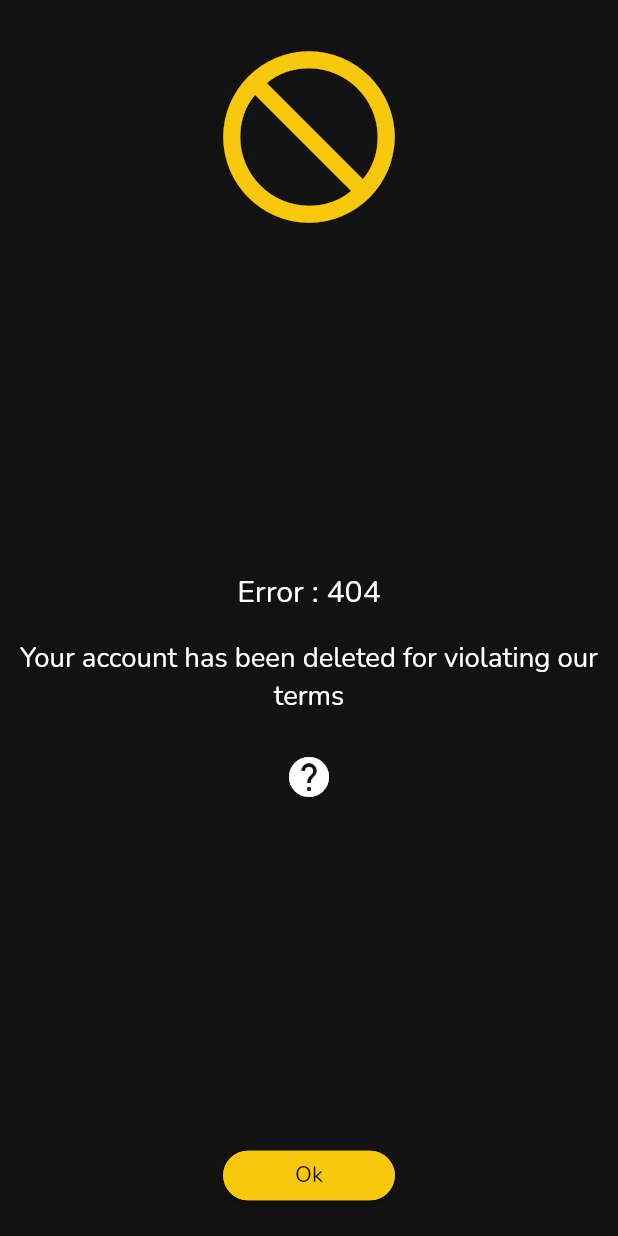
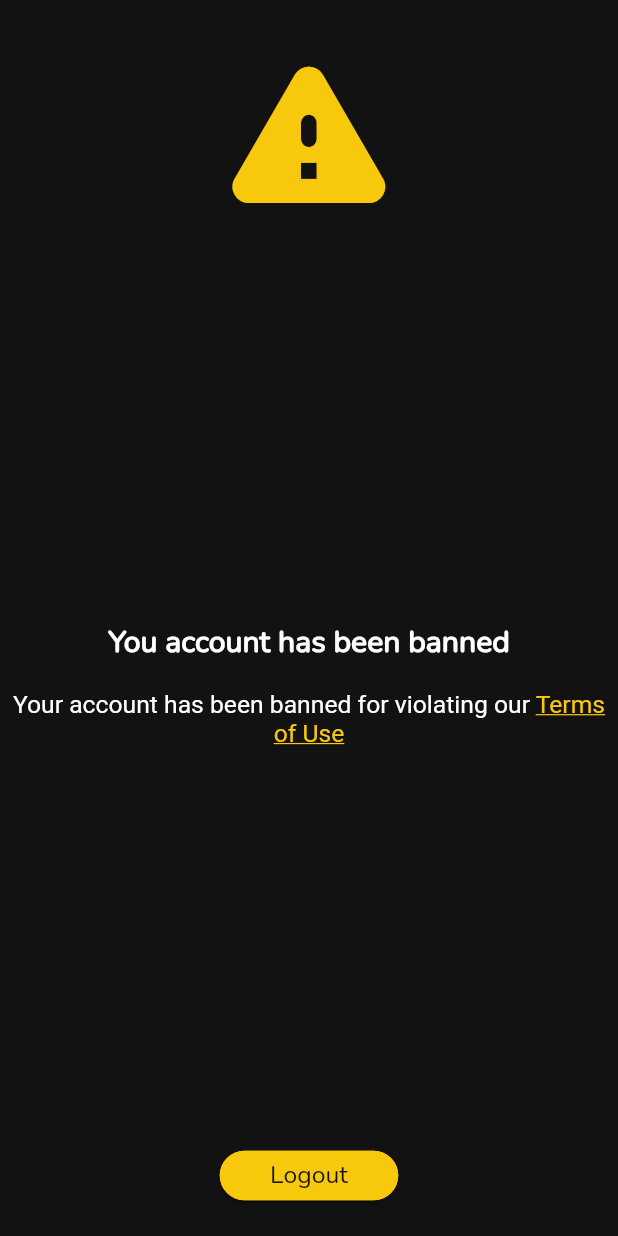
Before and after one commit to naveenbharadwaj19/Explore-Dating, a Flutter app: the AccountDeleteScreen widget shown alone on an empty page, opened directly, on a phone screen of 412 x 824 dp. Run offline on Flutter 3.47's test engine with Material 2 defaults, Android fonts, the phone set to English and light mode, and no system bars; our stand-ins replace another_flushbar, auto_size_text, bubble, cached_network_image, circular_check_box, circular_countdown_timer and 31 more; missing offline and left inert: app_settings, blurhash, clippy_flutter, firebase_ml_vision, firebase_performance, gender_selection and 2 more; accounts and stored records are empty; project files that could hold a hidden picture were left out.

Commit message:
improvised lock screen ui's and report ui

```diff
--- a/lib/screens/lockuser_screens/account_delete_screen.dart
+++ b/lib/screens/lockuser_screens/account_delete_screen.dart
@@ -4,6 +4,7 @@
 import 'package:explore/data/all_secure_storage.dart';
 import 'package:explore/server/handle_deletes_logout.dart';
 import 'package:explore/server/https_cloud_functions.dart';
+import 'package:flutter/gestures.dart';
 import 'package:flutter/material.dart';
 
 class AccountDeleteScreen extends StatelessWidget {
@@ -11,50 +12,58 @@ class AccountDeleteScreen extends StatelessWidget {
   Widget build(BuildContext context) {
     return Material(
       child: Container(
-        color: Color(0xff121212),
+        color: Theme.of(context).primaryColor,
         child: Column(
           mainAxisAlignment: MainAxisAlignment.center,
           children: [
             Container(
               margin: const EdgeInsets.only(top: 25),
               child: const Icon(
-                Icons.block_flipped,
+                Icons.warning_rounded,
                 color: Color(0xffF8C80D),
-                size: 150,
+                size: 140,
               ),
             ),
             Spacer(),
             const Text(
-              "Error : 404",
-              style: const TextStyle(
+              "You account has been banned",
+              style: TextStyle(
                   color: Colors.white,
                   fontSize: 22,
-                  decoration: TextDecoration.none),
+                  fontWeight: FontWeight.w700),
             ),
             Padding(
               padding: EdgeInsets.all(10),
             ),
-            const Text(
-              "Your account has been deleted for violating our terms",
-              textAlign: TextAlign.center,
-              style: const TextStyle(
-                  color: Colors.white,
-                  fontSize: 20,
-                  decoration: TextDecoration.none),
-            ),
             Container(
-              margin: const EdgeInsets.only(top: 20),
-              child: IconButton(
-                color: Colors.white,
-                iconSize: 35,
-                icon: const Icon(Icons.help),
-                onPressed: () {},
-                tooltip: "Help",
+              // rich text
+              child: RichText(
+                text: TextSpan(
+                  text: "Your account has been banned for violating our ",
+                  style: const TextStyle(fontSize: 18, color: Colors.white),
+                  children: [
+                    TextSpan(
+                        text: "Terms of Use",
+                        style: TextStyle(
+                          color: Theme.of(context).buttonColor,
+                          fontSize: 18,
+                          decoration: TextDecoration.underline,
+                        ),
+                        recognizer: TapGestureRecognizer()
+                          ..onTap = () {
+                            print("tapped terms of use");
+                            // todo navigate to terms of use in web page
+                          }),
+                  ],
+                ),
+                maxLines: 4,
+                overflow: TextOverflow.fade,
+                textAlign: TextAlign.center,
               ),
             ),
             Spacer(),
             Container(
-              width: 125,
+              width: 130,
               margin: const EdgeInsets.only(bottom: 20),
               // ignore: deprecated_member_use
               child: RaisedButton(
@@ -64,11 +73,8 @@ class AccountDeleteScreen extends StatelessWidget {
                     borderRadius: BorderRadius.circular(20),
                     side: BorderSide(color: Color(0xffF8C80D))),
                 child: const Text(
-                  "Ok",
-                  style: const TextStyle(
-                      fontFamily: "Nunito",
-                      // fontWeight: FontWeight.w600,
-                      fontSize: 16),
+                  "Logout",
+                  style: TextStyle(fontSize: 18),
                 ),
                 onPressed: () {
                   // * delete Userstatus -> uid datas and navigate the user to welcome screen
--- a/lib/server/chats/chat_backend.dart
+++ b/lib/server/chats/chat_backend.dart
@@ -2,7 +2,6 @@
 // todo : manage all chat screen backend
 import 'package:cloud_firestore/cloud_firestore.dart';
 import 'package:explore/server/https_cloud_functions.dart';
-import 'package:explore/server/match_backend/exclude_users.dart';
 import 'package:firebase_auth/firebase_auth.dart';
 import 'package:flutter/foundation.dart';
 import 'package:ntp/ntp.dart';
@@ -11,7 +10,7 @@ class ChatBackEnd {
   static List chatData = []; // store all info of the chat
   static ValueNotifier<bool> processChatDatas =
       ValueNotifier(true); // hold execution
-  static List<Map<String, String>> deleteDatas =
+  static List<Map> deleteDatas =
       []; // store datas when automatic unmatch is triggered
   static String latestTimeStr = ""; // store the last time ascending
   static bool showLoadingSpineer = true;
--- a/lib/server/https_cloud_functions.dart
+++ b/lib/server/https_cloud_functions.dart
@@ -41,7 +41,7 @@ Future<void> callnotifyUsersFCMFunction({String token}) async {
   }
 }
 
-Future<void> automaticUnMatch(List<Map<String,String>> deleteDatas) async {
+Future<void> automaticUnMatch(List<Map> deleteDatas) async {
   // ? automatic unmatch after 12 hrs
   try {
     FirebaseFunctions function = FirebaseFunctions.instance;
```
Also changed, not shown: lib/screens/home/explore_screen.dart (+6 -10 lines), lib/screens/lockuser_screens/disable_screen.dart (+21 -20 lines).
